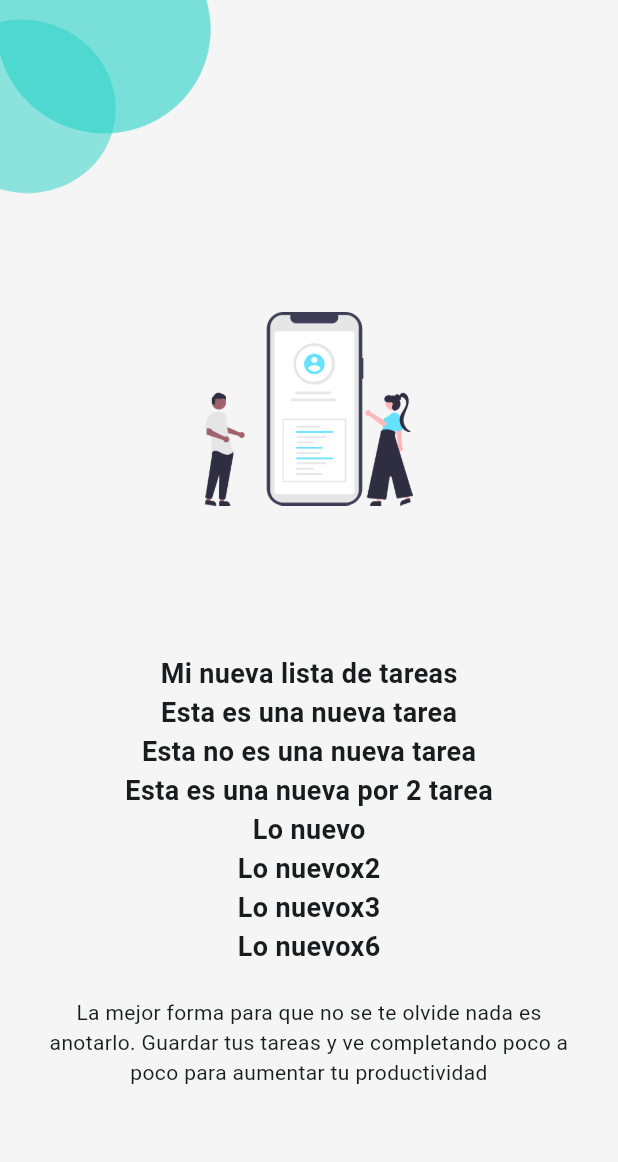
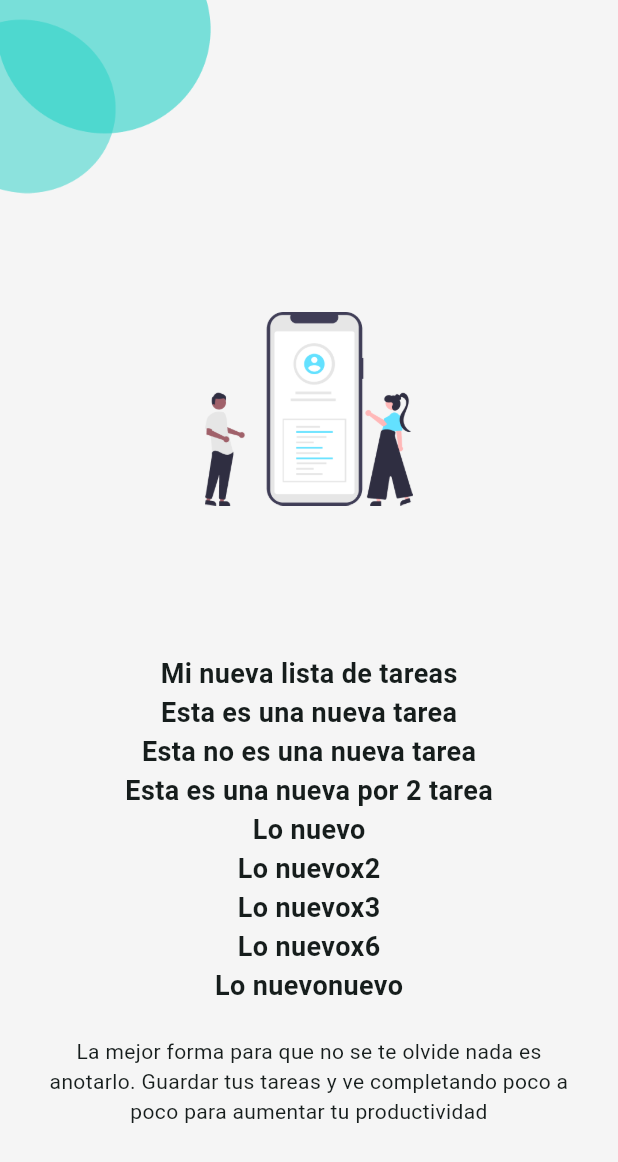
Before and after one commit to LuisFXZ/Lista_De_Tareas, a Flutter app: the screen it shows after launch, on a phone screen of 412 x 824 dp. Shown: the top 1162 px of the screen. Run offline on Flutter 3.47's test engine with Material 2 defaults, Android fonts, the phone set to English and light mode, and no system bars.

Commit message:
h1/Lo nuevonuevo commit

```diff
--- a/lib/app/view/splash/splash_page.dart
+++ b/lib/app/view/splash/splash_page.dart
@@ -29,6 +29,7 @@ class SplashPage extends StatelessWidget {
           const H1('Lo nuevox2'),
           const H1('Lo nuevox3'),
           const H1('Lo nuevox6'),
+          const H1('Lo nuevonuevo'),
           const SizedBox(height: 21),
           GestureDetector(
             onTap: () {
```
